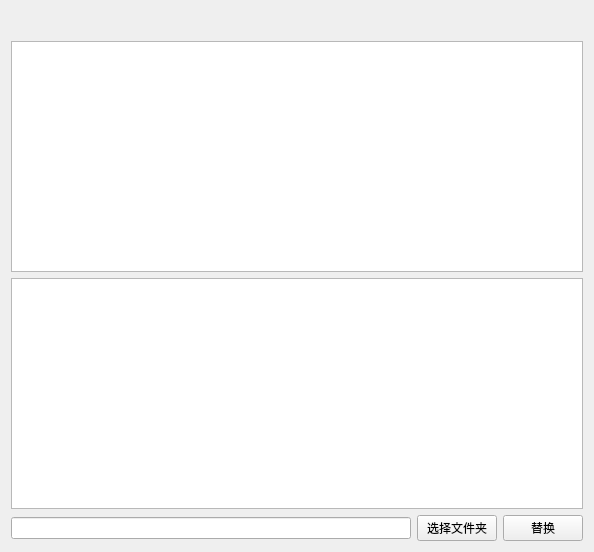
Old version of the form view/ui/id_rules_replace.ui in the repository narugakuru/Scripts-Tools-PySide.
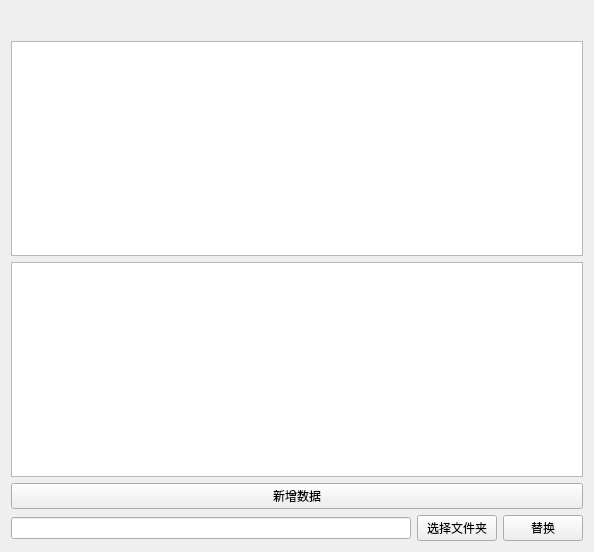
New version of the form. Custom widgets are drawn as their Qt base class.

Commit message: 新增添加数据UI

```diff
--- a/view/ui/id_rules_replace.ui
+++ b/view/ui/id_rules_replace.ui
@@ -87,6 +87,13 @@
          </attribute>
         </widget>
        </item>
+       <item>
+        <widget class="PushButton" name="PushButton_Add">
+         <property name="text">
+          <string>新增数据</string>
+         </property>
+        </widget>
+       </item>
       </layout>
      </item>
      <item>
```
The commit also changes 13 other files.
